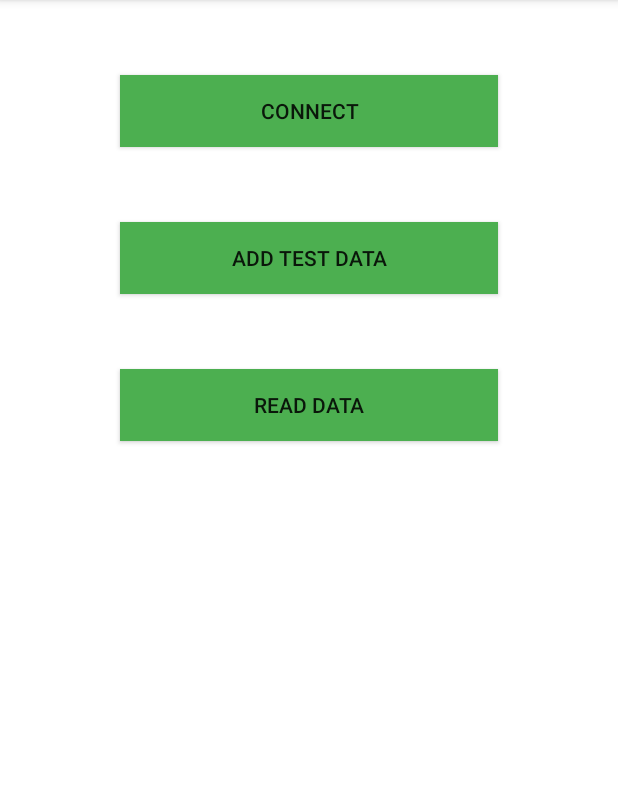
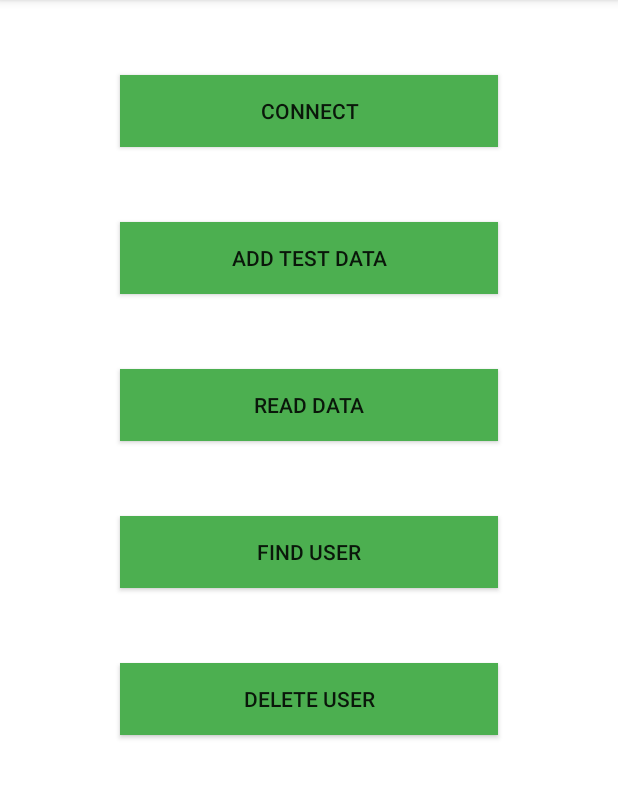
Before and after one commit to AlexeyK2021/TaskPlaner, an Android app: the DebugActivity screen opened directly, with no data from a screen before it, after a tap on "ADD TEST DATA", on a phone screen of 412 x 824 dp, the part 84-883 px from its top. Run offline under Robolectric (Android 15) with nearby library versions, the phone set to English and light mode, and no system bars; libraries missing offline, so code that uses them is left out: io.realm, io.realm.query; 1 statement that could not run was skipped.

```diff
--- a/app/build.gradle
+++ b/app/build.gradle
@@ -38,7 +38,6 @@ android {
 }
 
 dependencies {
-
     implementation 'org.jetbrains.kotlinx:kotlinx-coroutines-core:1.6.0-native-mt'
     implementation 'io.realm.kotlin:library-base:0.11.1'
     implementation 'androidx.appcompat:appcompat:1.4.1'
--- a/app/src/main/java/ru/alexeyk2021/taskplanner/DbManager.kt
+++ b/app/src/main/java/ru/alexeyk2021/taskplanner/DbManager.kt
@@ -55,6 +55,7 @@ class DbManager {
         return try {
             realm.write {
                 val user = this.query<User>("_id == $0", user.id).first().find()
+                Log.d("Deleting user", "deleted ${user.toString()}")
                 user?.also { delete(it) }
             }
             Log.d("DbManager", "Delete User")
@@ -67,7 +68,7 @@ class DbManager {
 
     fun findUser(email: String): User? {
         val user = realm.query<User>("email == $0", email).first().find()
-        Log.d("DbManager", "Find User")
+        Log.d("DbManager", "Find User; ${user.toString()}")
 //        realm.close()
         return user
     }
--- a/app/src/main/java/ru/alexeyk2021/taskplanner/DebugActivity.kt
+++ b/app/src/main/java/ru/alexeyk2021/taskplanner/DebugActivity.kt
@@ -19,22 +19,20 @@ class DebugActivity : AppCompatActivity() {
         val connectButton = binding.connect
         val sendButton = binding.addingTestData
         val readButton = binding.readData
+        val findUser = binding.findUser
+        val deleteUser = binding.deleteUser
         val dbManager = DbManager.getInstance()
 
         connectButton.setOnClickListener { dbManager.connect() }
         sendButton.setOnClickListener {
             runBlocking {
                 launch {
-                    Log.d(
-                        "SendButton", dbManager.createUser(
-                            User(
-                                id = 1,
-                                name = "Alex",
-                                email = "91251243736@mail.ru",
-                                password = "mkmkdmkvmamsmdfmamdfopepf"
-                            )
-                        ).toString()
-                    )
+                    val user = User()
+                    user.id = 1
+                    user.email = "9151243736@mail.ru"
+                    user.password = "kfgnsdsdifjsfsd"
+                    user.name = "Alex"
+                    Log.d("SendButton", dbManager.createUser(user).toString())
                 }
             }
         }
@@ -46,5 +44,15 @@ class DebugActivity : AppCompatActivity() {
             }
             Log.d("Users", users)
         }
+        findUser.setOnClickListener {
+            dbManager.findUser("91251243736@mail.ru")
+        }
+        deleteUser.setOnClickListener {
+            runBlocking {
+                launch {
+                    dbManager.deleteUser(dbManager.findUser("91251243736@mail.ru")!!)
+                }
+            }
+        }
     }
 }
--- a/app/src/main/java/ru/alexeyk2021/taskplanner/LoginManager.kt
+++ b/app/src/main/java/ru/alexeyk2021/taskplanner/LoginManager.kt
@@ -26,7 +26,7 @@ class LoginManager {
         }
     }
 
-    public var currentUser: User? = null
+    var currentUser: User? = null
 
     fun login(email: String, password: String): Status {
         //todo: Вход по логину и зашифрованному паролю; userId получаем из таблицы
--- a/app/src/main/java/ru/alexeyk2021/taskplanner/activityLogic/MainActivity.kt
+++ b/app/src/main/java/ru/alexeyk2021/taskplanner/activityLogic/MainActivity.kt
@@ -26,9 +26,7 @@ class MainActivity : AppCompatActivity() {
             LinearLayoutManager(this, LinearLayoutManager.HORIZONTAL, false)
 
         val buttonArray = mutableListOf<String>()
-        for (i in 0..10) {
-            buttonArray.add("TEST$i")
-        }
+
         sortingTypes.adapter = ChooseTaskSortingAdapter(buttonArray)
 
         loginManager = LoginManager.getInstance()
--- a/app/src/main/java/ru/alexeyk2021/taskplanner/dataClasses/User.kt
+++ b/app/src/main/java/ru/alexeyk2021/taskplanner/dataClasses/User.kt
@@ -12,17 +12,17 @@ class User() : RealmObject {
     val chiefId: Int = -1
     var subUsersId: List<User> = mutableListOf()
 
-    constructor(
-        id: Int,
-        email: String,
-        password: String,
-        name: String,
-    ) : this() {
-        this.id = id
-        this.email = email
-        this.password = password
-        this.name = name
-    }
+//    constructor(
+//        id: Int,
+//        email: String,
+//        password: String,
+//        name: String,
+//    ) : this() {
+//        this.id = id
+//        this.email = email
+//        this.password = password
+//        this.name = name
+//    }
 
 //    constructor(userInfo: Document) : this() {
 //        val bsonReader = BsonDocumentReader(userInfo.toBsonDocument())
--- /dev/null
+++ b/app/src/main/res/drawable/ic_baseline_hourglass_full_24.xml
@@ -0,0 +1,5 @@
+<vector android:height="24dp" android:tint="#000000"
+    android:viewportHeight="24" android:viewportWidth="24"
+    android:width="24dp" xmlns:android="http://schemas.android.com/apk/res/android">
+    <path android:fillColor="@android:color/white" android:pathData="M6,2v6h0.01L6,8.01 10,12l-4,4 0.01,0.01H6V22h12v-5.99h-0.01L18,16l-4,-4 4,-3.99 -0.01,-0.01H18V2H6z"/>
+</vector>
--- /dev/null
+++ b/app/src/main/res/drawable/task_delete.xml
@@ -0,0 +1,5 @@
+<vector android:height="24dp" android:tint="#000000"
+    android:viewportHeight="24" android:viewportWidth="24"
+    android:width="24dp" xmlns:android="http://schemas.android.com/apk/res/android">
+    <path android:fillColor="@android:color/white" android:pathData="M6,19c0,1.1 0.9,2 2,2h8c1.1,0 2,-0.9 2,-2L18,7L6,7v12zM8,9h8v10L8,19L8,9zM15.5,4l-1,-1h-5l-1,1L5,4v2h14L19,4z"/>
+</vector>
--- /dev/null
+++ b/app/src/main/res/drawable/task_done.xml
@@ -0,0 +1,5 @@
+<vector android:height="24dp" android:tint="#000000"
+    android:viewportHeight="24" android:viewportWidth="24"
+    android:width="24dp" xmlns:android="http://schemas.android.com/apk/res/android">
+    <path android:fillColor="@android:color/white" android:pathData="M16.59,7.58L10,14.17l-3.59,-3.58L5,12l5,5 8,-8zM12,2C6.48,2 2,6.48 2,12s4.48,10 10,10 10,-4.48 10,-10S17.52,2 12,2zM12,20c-4.42,0 -8,-3.58 -8,-8s3.58,-8 8,-8 8,3.58 8,8 -3.58,8 -8,8z"/>
+</vector>
--- /dev/null
+++ b/app/src/main/res/drawable/task_working.xml
@@ -0,0 +1,5 @@
+<vector android:height="24dp" android:tint="#000000"
+    android:viewportHeight="24" android:viewportWidth="24"
+    android:width="24dp" xmlns:android="http://schemas.android.com/apk/res/android">
+    <path android:fillColor="@android:color/white" android:pathData="M6,2v6h0.01L6,8.01 10,12l-4,4 0.01,0.01H6V22h12v-5.99h-0.01L18,16l-4,-4 4,-3.99 -0.01,-0.01H18V2H6z"/>
+</vector>
--- a/app/src/main/res/layout/activity_debug.xml
+++ b/app/src/main/res/layout/activity_debug.xml
@@ -38,4 +38,24 @@
         android:background="@color/green"
         android:text="Read Data" />
 
+    <androidx.appcompat.widget.AppCompatButton
+        android:id="@+id/find_user"
+        android:layout_width="match_parent"
+        android:layout_height="wrap_content"
+        android:layout_marginStart="80dp"
+        android:layout_marginTop="50dp"
+        android:layout_marginEnd="80dp"
+        android:background="@color/green"
+        android:text="Find User" />
+
+    <androidx.appcompat.widget.AppCompatButton
+        android:id="@+id/delete_user"
+        android:layout_width="match_parent"
+        android:layout_height="wrap_content"
+        android:layout_marginStart="80dp"
+        android:layout_marginTop="50dp"
+        android:layout_marginEnd="80dp"
+        android:background="@color/green"
+        android:text="Delete User" />
+
 </androidx.appcompat.widget.LinearLayoutCompat>
```
Also changed, not shown: app/src/main/res/layout/activity_main.xml (+19 -2 lines), app/src/main/res/layout/task_item.xml (added, +99 -0 lines), app/src/main/java/ru/alexeyk2021/taskplanner/Adapters/ChooseTaskSortingAdapter.kt (line endings or trailing spaces), 1 other file.
